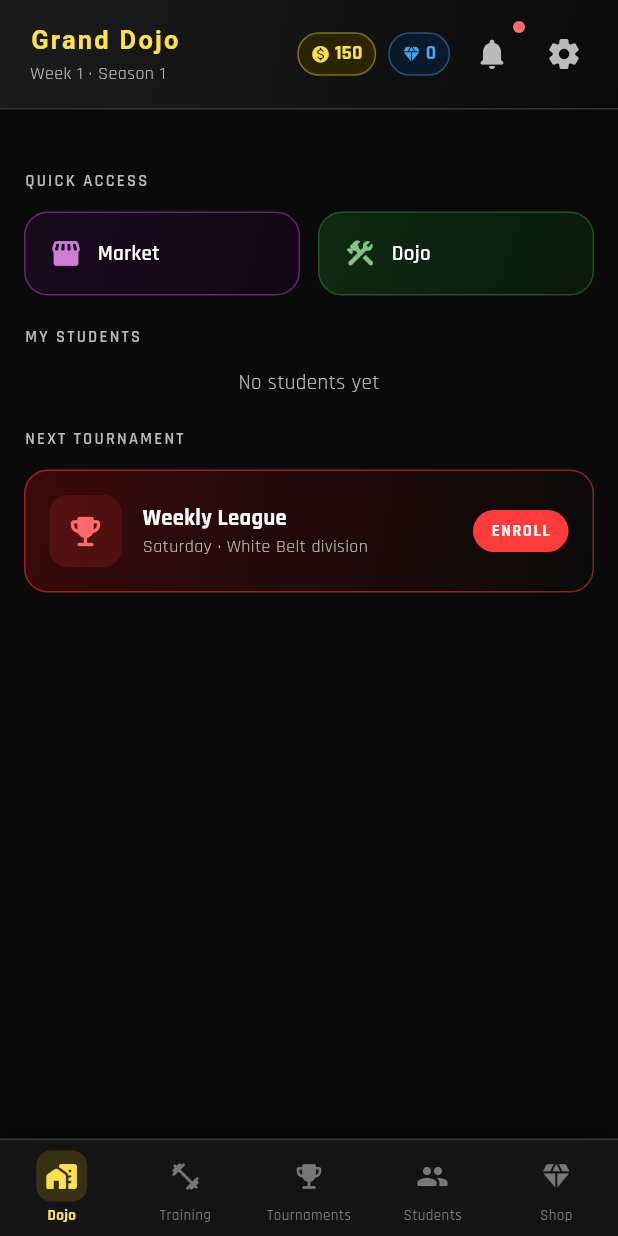
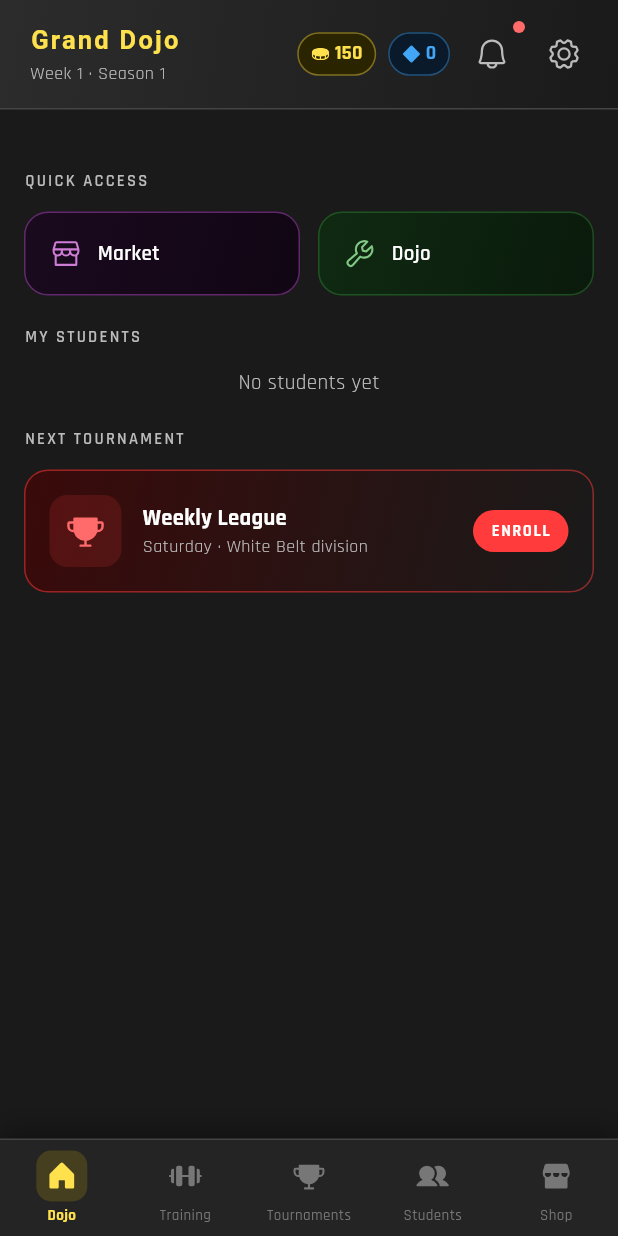
Before and after one commit to spcolonna/DojoManager, a Flutter app: the DashboardScreen screen opened directly, on a phone screen of 412 x 824 dp. Run offline on Flutter 3.47's test engine with Material 3 defaults, Android fonts, the phone set to English and light mode, and no system bars; our stand-ins replace cloud_firestore, dartz, equatable, firebase_auth, firebase_core, flutter_riverpod and 4 more; missing offline and left inert: country_flags; accounts and stored records are empty; generated files the repository leaves out were written again.

Commit message:
add icons

```diff
--- a/lib/core/constants/app_colors.dart
+++ b/lib/core/constants/app_colors.dart
@@ -7,11 +7,11 @@ class AppColors {
   AppColors._();
 
   // ─── FONDOS ───────────────────────────────────────────────────────────────
-  static const Color bgDeep     = Color(0xFF0A0A0A);
-  static const Color bgSurface  = Color(0xFF141414);
-  static const Color bgElevated = Color(0xFF1C1C1C);
-  static const Color bgInput    = Color(0xFF2A2A2A);
-  static const Color bgDivider  = Color(0xFF333333);
+  static const Color bgDeep     = Color(0xFF1A1A1A);
+  static const Color bgSurface  = Color(0xFF242424);
+  static const Color bgElevated = Color(0xFF2C2C2C);
+  static const Color bgInput    = Color(0xFF383838);
+  static const Color bgDivider  = Color(0xFF444444);
 
   // ─── PRIMARIO — ROJO COMBATE ──────────────────────────────────────────────
   static const Color primary      = Color(0xFFFF3B3B);
--- /dev/null
+++ b/lib/core/constants/app_icons.dart
@@ -0,0 +1,97 @@
+import 'package:phosphor_flutter/phosphor_flutter.dart';
+import 'package:flutter/material.dart' show IconData;
+
+/// Todos los íconos de la app en un solo lugar.
+/// Para cambiar un ícono: solo tocar este archivo.
+/// Nunca usar Icons.* ni PhosphorIcons.* directamente en los widgets.
+class AppIcons {
+  AppIcons._();
+
+  // ─── NAVEGACIÓN ───────────────────────────────────────────────────────────
+  static const IconData navDojo       = PhosphorIconsFill.house;
+  static const IconData navTraining   = PhosphorIconsFill.barbell;
+  static const IconData navTournament = PhosphorIconsFill.trophy;
+  static const IconData navStudents   = PhosphorIconsFill.users;
+  static const IconData navShop       = PhosphorIconsFill.storefront;
+  static const IconData navMarket     = PhosphorIconsRegular.storefront;
+  static const IconData navSettings   = PhosphorIconsRegular.gear;
+  static const IconData navMessages   = PhosphorIconsRegular.bell;
+
+  // ─── ACCIONES ─────────────────────────────────────────────────────────────
+  static const IconData actionConfirm  = PhosphorIconsFill.checkCircle;
+  static const IconData actionLock     = PhosphorIconsRegular.lock;
+  static const IconData actionUnlock   = PhosphorIconsRegular.lockOpen;
+  static const IconData actionEdit     = PhosphorIconsRegular.pencil;
+  static const IconData actionDelete   = PhosphorIconsRegular.trash;
+  static const IconData actionAdd      = PhosphorIconsRegular.plus;
+  static const IconData actionBack     = PhosphorIconsRegular.caretLeft;
+  static const IconData actionForward  = PhosphorIconsRegular.caretRight;
+  static const IconData actionExpand   = PhosphorIconsRegular.caretDown;
+  static const IconData actionCollapse = PhosphorIconsRegular.caretUp;
+  static const IconData actionSearch   = PhosphorIconsRegular.magnifyingGlass;
+  static const IconData actionSignOut  = PhosphorIconsRegular.signOut;
+
+  // ─── ESTUDIANTES ──────────────────────────────────────────────────────────
+  static const IconData student        = PhosphorIconsRegular.user;
+  static const IconData studentFill    = PhosphorIconsFill.user;
+  static const IconData studentGroup   = PhosphorIconsRegular.users;
+  static const IconData studentBelt    = PhosphorIconsRegular.medal;
+  static const IconData studentXP      = PhosphorIconsFill.star;
+  static const IconData studentInjured = PhosphorIconsRegular.bandaids;
+
+  // ─── DOJO ─────────────────────────────────────────────────────────────────
+  static const IconData dojo           = PhosphorIconsFill.house;
+  static const IconData dojoUpgrade    = PhosphorIconsRegular.wrench;
+  static const IconData dojoSlot       = PhosphorIconsRegular.plusCircle;
+
+  // ─── COMBATE ──────────────────────────────────────────────────────────────
+  static const IconData fight          = PhosphorIconsFill.sword;
+  static const IconData fightStrategy  = PhosphorIconsRegular.strategy;
+  static const IconData fightWin       = PhosphorIconsFill.trophy;
+  static const IconData fightLoss      = PhosphorIconsRegular.arrowDown;
+  static const IconData fightStar      = PhosphorIconsFill.star;
+
+  // ─── ESTRATEGIAS ──────────────────────────────────────────────────────────
+  static const IconData strategyAggressive = PhosphorIconsFill.lightning;
+  static const IconData strategyDefensive  = PhosphorIconsFill.shield;
+  static const IconData strategyTechnical  = PhosphorIconsFill.target;
+  static const IconData strategyGrappling  = PhosphorIconsRegular.arrowsDownUp;
+  static const IconData strategyAdaptive   = PhosphorIconsFill.wind;
+
+  // ─── ENTRENAMIENTO ────────────────────────────────────────────────────────
+  static const IconData trainingStrength   = PhosphorIconsRegular.barbell;
+  static const IconData trainingCardio     = PhosphorIconsRegular.sneaker;
+  static const IconData trainingTechnique  = PhosphorIconsRegular.target;
+  static const IconData trainingMind       = PhosphorIconsRegular.brain;
+  static const IconData trainingCombat     = PhosphorIconsRegular.sword;
+  static const IconData trainingRecovery   = PhosphorIconsRegular.heartbeat;
+
+  // ─── ÁRBOL DE HABILIDADES ─────────────────────────────────────────────────
+  static const IconData branchPower     = PhosphorIconsRegular.lightning;
+  static const IconData branchAgility   = PhosphorIconsRegular.wind;
+  static const IconData branchTechnique = PhosphorIconsRegular.target;
+  static const IconData branchGuard     = PhosphorIconsRegular.shield;
+  static const IconData branchMind      = PhosphorIconsRegular.brain;
+  static const IconData nodeUnlocked    = PhosphorIconsFill.checkCircle;
+  static const IconData nodeLocked      = PhosphorIconsRegular.lock;
+  static const IconData nodeAvailable   = PhosphorIconsRegular.lockOpen;
+
+  // ─── MONEDAS ──────────────────────────────────────────────────────────────
+  static const IconData currencyMD  = PhosphorIconsFill.coin;
+  static const IconData currencyGM  = PhosphorIconsFill.diamond;
+  static const IconData currencyPH  = PhosphorIconsFill.star;
+  static const IconData currencyRep = PhosphorIconsFill.medal;
+
+  // ─── SETTINGS ─────────────────────────────────────────────────────────────
+  static const IconData settingsSound    = PhosphorIconsRegular.speakerHigh;
+  static const IconData settingsMusic    = PhosphorIconsRegular.musicNote;
+  static const IconData settingsLanguage = PhosphorIconsRegular.translate;
+  static const IconData settingsAccount  = PhosphorIconsRegular.user;
+
+  // ─── ESTADOS ──────────────────────────────────────────────────────────────
+  static const IconData statusSuccess = PhosphorIconsFill.checkCircle;
+  static const IconData statusWarning = PhosphorIconsFill.warning;
+  static const IconData statusError   = PhosphorIconsFill.xCircle;
+  static const IconData statusInfo    = PhosphorIconsFill.info;
+  static const IconData statusFatigue = PhosphorIconsRegular.flame;
+}
--- a/lib/delivery/screens/dashboard/dashboard_screen.dart
+++ b/lib/delivery/screens/dashboard/dashboard_screen.dart
@@ -3,6 +3,8 @@ import 'package:flutter_riverpod/flutter_riverpod.dart';
 import 'package:google_fonts/google_fonts.dart';
 import 'package:grand_dojo/core/constants/app_colors.dart';
 import 'package:grand_dojo/core/utils/l10n_helper.dart';
+import 'package:phosphor_flutter/phosphor_flutter.dart';
+import '../../../core/constants/app_icons.dart';
 import '../settings/settings_screen.dart';
 import '../training/training_screen.dart';
 import '../tournament/tournament_screen.dart';
@@ -41,11 +43,11 @@ class _DashboardScreenState extends ConsumerState<DashboardScreen> {
     ];
 
     final navItems = [
-      NavItem(label: loc.navDojo,       icon: Icons.home_work_rounded),
-      NavItem(label: loc.navTraining,   icon: Icons.fitness_center_rounded),
-      NavItem(label: loc.navTournament, icon: Icons.emoji_events_rounded),
-      NavItem(label: loc.navStudents,   icon: Icons.people_rounded),
-      NavItem(label: loc.navShop,       icon: Icons.diamond_rounded),
+      NavItem(label: loc.navDojo,       icon: PhosphorIconsFill.house),
+      NavItem(label: loc.navTraining,   icon: PhosphorIconsFill.barbell),
+      NavItem(label: loc.navTournament, icon: PhosphorIconsFill.trophy),
+      NavItem(label: loc.navStudents,   icon: PhosphorIconsFill.users),
+      NavItem(label: loc.navShop,       icon: PhosphorIconsFill.storefront),
     ];
 
     return Scaffold(
@@ -91,7 +93,7 @@ class _DashboardScreenState extends ConsumerState<DashboardScreen> {
                     ),
                     const Spacer(),
                     CurrencyChip(
-                      icon: Icons.monetization_on_rounded,
+                      icon: AppIcons.currencyMD,
                       value: _md,
                       color: AppColors.goldLight,
                       bgColor: AppColors.goldMuted,
@@ -99,7 +101,7 @@ class _DashboardScreenState extends ConsumerState<DashboardScreen> {
                     ),
                     const SizedBox(width: 8),
                     CurrencyChip(
-                      icon: Icons.diamond_rounded,
+                      icon: AppIcons.currencyGM,
                       value: _gm,
                       color: AppColors.infoLight,
                       bgColor: AppColors.infoBg,
@@ -114,7 +116,7 @@ class _DashboardScreenState extends ConsumerState<DashboardScreen> {
                             MaterialPageRoute(
                                 builder: (_) => const MessagesScreen()),
                           ),
-                          icon: const Icon(Icons.notifications_rounded,
+                          icon: const Icon(AppIcons.navMessages,
                               color: AppColors.textSecondary, size: 24),
                           padding: const EdgeInsets.all(8),
                           constraints: const BoxConstraints(),
@@ -139,7 +141,7 @@ class _DashboardScreenState extends ConsumerState<DashboardScreen> {
                         MaterialPageRoute(
                             builder: (_) => const SettingsScreen()),
                       ),
-                      icon: const Icon(Icons.settings_rounded,
+                      icon: const Icon(AppIcons.navSettings,
                           color: AppColors.textSecondary, size: 24),
                       padding: const EdgeInsets.all(8),
                       constraints: const BoxConstraints(),
--- a/lib/delivery/screens/dashboard/widgets/dojo_home.dart
+++ b/lib/delivery/screens/dashboard/widgets/dojo_home.dart
@@ -5,8 +5,10 @@ import 'package:google_fonts/google_fonts.dart';
 import 'package:grand_dojo/delivery/screens/dashboard/widgets/quick_card.dart';
 import 'package:grand_dojo/delivery/screens/dashboard/widgets/student_card_skeleton.dart';
 import 'package:grand_dojo/delivery/screens/dashboard/widgets/student_preview_card.dart';
+import 'package:phosphor_flutter/phosphor_flutter.dart';
 
 import '../../../../core/constants/app_colors.dart';
+import '../../../../core/constants/app_icons.dart';
 import '../../../../core/providers/dojo_provider.dart';
 import '../../../../core/utils/l10n_helper.dart';
 import '../../dojo/dojo_screen.dart';
@@ -139,7 +141,7 @@ class DojoHome extends ConsumerWidget {
               Expanded(
                 child: QuickCard(
                   title: loc.navMarket,
-                  icon: Icons.storefront_rounded,
+                  icon: PhosphorIconsRegular.storefront,
                   gradient: AppColors.gradientMarket,
                   iconColor: AppColors.purpleLight,
                   borderColor: AppColors.purple,
@@ -152,7 +154,7 @@ class DojoHome extends ConsumerWidget {
               Expanded(
                 child: QuickCard(
                   title: loc.navDojo,
-                  icon: Icons.construction_rounded,
+                  icon: PhosphorIconsRegular.wrench,
                   gradient: AppColors.gradientUpgrades,
                   iconColor: AppColors.successLight,
                   borderColor: AppColors.successBorder,
@@ -257,7 +259,7 @@ class DojoHome extends ConsumerWidget {
                     color: AppColors.redAction.withOpacity(0.15),
                     borderRadius: BorderRadius.circular(12),
                   ),
-                  child: const Icon(Icons.emoji_events_rounded,
+                  child: const Icon(AppIcons.fightWin,
                       color: AppColors.redLight, size: 26),
                 ),
                 const SizedBox(width: 14),
--- a/pubspec.yaml
+++ b/pubspec.yaml
@@ -35,6 +35,8 @@ dependencies:
   cached_network_image: ^3.3.1
   lottie: ^3.1.2
   shimmer: ^3.0.0
+  country_flags: ^3.0.0 # banderas
+  phosphor_flutter: ^2.1.0 # iconos
 
   # Utils
   intl: ^0.20.2
```
Also changed, not shown: lib/delivery/screens/dashboard/widgets/student_preview_card.dart (+3 -4 lines), lib/delivery/screens/settings/settings_screen.dart (+29 -21 lines), lib/delivery/screens/students/skill_tree_screen.dart (+9 -7 lines), lib/delivery/screens/training/training_screen.dart (+7 -6 lines), pubspec.lock.
